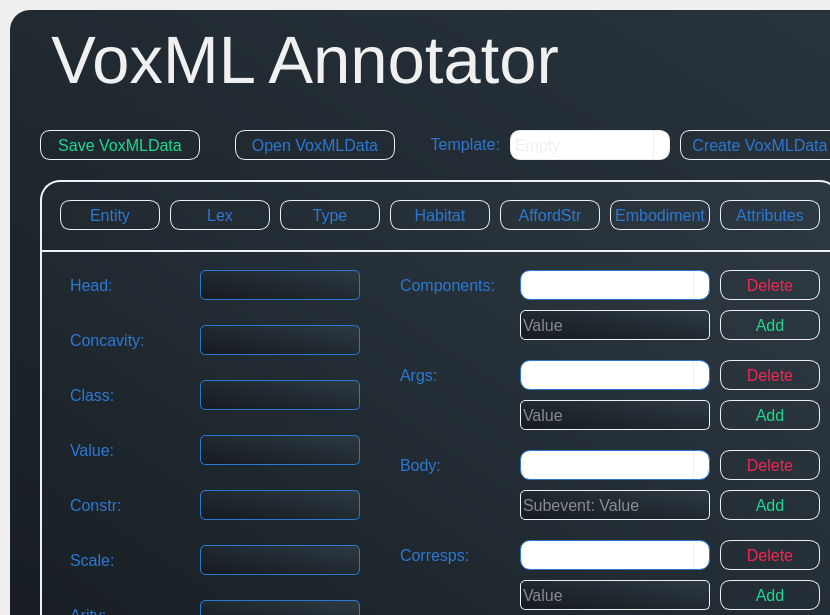
Old version of the form voxml-framework/Scenes/UI/MainVoxMLWindow.ui in the repository lukasgeis/text2scene; both pictures show x 0 to 830 and y 0 to 615 of the 1300 by 820 pixel window.
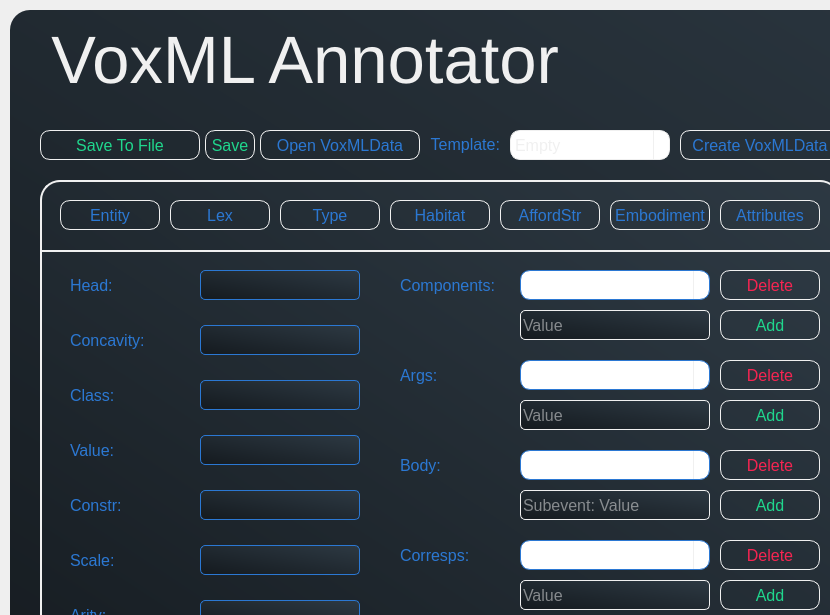
New version of the form.

What changed in the file:
```diff
--- a/voxml-framework/Scenes/UI/MainVoxMLWindow.ui
+++ b/voxml-framework/Scenes/UI/MainVoxMLWindow.ui
@@ -114,7 +114,7 @@
     <widget class="QPushButton" name="openVoxMLDataButton">
      <property name="geometry">
       <rect>
-       <x>225</x>
+       <x>250</x>
        <y>120</y>
        <width>160</width>
        <height>30</height>
@@ -498,7 +498,7 @@
       <widget class="QLabel" name="entityTypeLabel">
        <property name="geometry">
         <rect>
-         <x>280</x>
+         <x>250</x>
          <y>250</y>
          <width>120</width>
          <height>30</height>
@@ -517,7 +517,7 @@
       <widget class="QLineEdit" name="entityType">
        <property name="geometry">
         <rect>
-         <x>400</x>
+         <x>370</x>
          <y>250</y>
          <width>150</width>
          <height>30</height>
@@ -572,7 +572,7 @@
       <widget class="QLabel" name="lexTypeLabel">
        <property name="geometry">
         <rect>
-         <x>280</x>
+         <x>250</x>
          <y>275</y>
          <width>120</width>
          <height>30</height>
@@ -591,7 +591,7 @@
       <widget class="QLineEdit" name="lexType">
        <property name="geometry">
         <rect>
-         <x>400</x>
+         <x>370</x>
          <y>275</y>
          <width>150</width>
          <height>30</height>
@@ -613,7 +613,7 @@
       <widget class="QLabel" name="lexPredLabel">
        <property name="geometry">
         <rect>
-         <x>280</x>
+         <x>250</x>
          <y>225</y>
          <width>120</width>
          <height>30</height>
@@ -632,7 +632,7 @@
       <widget class="QLineEdit" name="lexPred">
        <property name="geometry">
         <rect>
-         <x>400</x>
+         <x>370</x>
          <y>225</y>
          <width>150</width>
          <height>30</height>
@@ -703,7 +703,7 @@
       <widget class="QLabel" name="movableLabel">
        <property name="geometry">
         <rect>
-         <x>280</x>
+         <x>250</x>
          <y>275</y>
          <width>120</width>
          <height>30</height>
@@ -722,7 +722,7 @@
       <widget class="QLabel" name="scaleLabel">
        <property name="geometry">
         <rect>
-         <x>280</x>
+         <x>250</x>
          <y>225</y>
          <width>120</width>
          <height>30</height>
@@ -741,7 +741,7 @@
       <widget class="QCheckBox" name="embodimentMovable">
        <property name="geometry">
         <rect>
-         <x>460</x>
+         <x>430</x>
          <y>275</y>
          <width>30</width>
          <height>30</height>
@@ -751,12 +751,12 @@
         <string/>
        </property>
       </widget>
-      <widget class="QComboBox" name="embodimentScale">
+      <widget class="QLineEdit" name="embodimentScale">
        <property name="geometry">
         <rect>
-         <x>400</x>
+         <x>370</x>
          <y>225</y>
-         <width>160</width>
+         <width>150</width>
          <height>30</height>
         </rect>
        </property>
@@ -766,78 +766,6 @@
          <pointsize>12</pointsize>
         </font>
        </property>
-       <property name="styleSheet">
-        <string notr="true">QComboBox {
-    border: 1px solid #2b78d3;
-    border-radius: 10px;
-	color: #f0f0f0;
-}
-
-QComboBox::hover {
-	border: 2px solid #2b78d3;
-}
-
-QComboBox:editable {
-    background: #f0f0f0;
-}
-
-QComboBox:!editable, QComboBox::drop-down:editable {
-     background: qlineargradient(x1: 0, y1: 0, x2: 0, y2: 1,
-                                 stop: 0 #161c21, stop: 1.0 #2d3943);
-}
-
-QComboBox:!editable:on, QComboBox::drop-down:editable:on {
-    background:  qlineargradient(x1: 0, y1: 0, x2: 0, y2: 1,
-                                 stop: 0 #161c21, stop: 1.0 #2d3943);
-}
-
-QComboBox:on { 
-    padding-top: 3px;
-    padding-left: 4px;
-}
-
-QComboBox::drop-down {
-    subcontrol-origin: padding;
-    subcontrol-position: top right;
-    width: 15px;
-
-    border-left-width: 1px;
-    border-left-color: #f0f0f0;
-    border-left-style: solid;
-    border-top-right-radius: 3px;
-    border-bottom-right-radius: 3px;
-}
-
-QComboBox::down-arrow:on { 
-    top: 1px;
-    left: 1px;
-}
-</string>
-       </property>
-       <property name="currentText">
-        <string>&lt; agent</string>
-       </property>
-       <property name="currentIndex">
-        <number>0</number>
-       </property>
-       <property name="placeholderText">
-        <string/>
-       </property>
-       <item>
-        <property name="text">
-         <string>&lt; agent</string>
-        </property>
-       </item>
-       <item>
-        <property name="text">
-         <string>&gt; agent</string>
-        </property>
-       </item>
-       <item>
-        <property name="text">
-         <string>agent</string>
-        </property>
-       </item>
       </widget>
      </widget>
      <widget class="QFrame" name="attributesFrame">
@@ -891,7 +819,7 @@
       <widget class="QLabel" name="attributesLabel">
        <property name="geometry">
         <rect>
-         <x>280</x>
+         <x>250</x>
          <y>225</y>
          <width>120</width>
          <height>30</height>
@@ -910,7 +838,7 @@
       <widget class="QComboBox" name="attributesAttrs">
        <property name="geometry">
         <rect>
-         <x>400</x>
+         <x>370</x>
          <y>225</y>
          <width>160</width>
          <height>30</height>
@@ -983,7 +911,7 @@
       <widget class="QPushButton" name="attributesAttrsDelete">
        <property name="geometry">
         <rect>
-         <x>570</x>
+         <x>540</x>
          <y>225</y>
          <width>100</width>
          <height>30</height>
@@ -1020,7 +948,7 @@
       <widget class="QPushButton" name="attributesAttrsAdd">
        <property name="geometry">
         <rect>
-         <x>570</x>
+         <x>540</x>
          <y>265</y>
          <width>100</width>
          <height>30</height>
@@ -1057,7 +985,7 @@
       <widget class="QLineEdit" name="attributesAttrsNewItem">
        <property name="geometry">
         <rect>
-         <x>400</x>
+         <x>370</x>
          <y>265</y>
          <width>160</width>
          <height>30</height>
@@ -1130,7 +1058,7 @@
       <widget class="QLabel" name="affordancesLabel">
        <property name="geometry">
         <rect>
-         <x>280</x>
+         <x>250</x>
          <y>225</y>
          <width>120</width>
          <height>30</height>
@@ -1149,7 +1077,7 @@
       <widget class="QComboBox" name="affordStrAffordances">
        <property name="geometry">
         <rect>
-         <x>400</x>
+         <x>370</x>
          <y>225</y>
          <width>160</width>
          <height>30</height>
@@ -1222,7 +1150,7 @@
       <widget class="QPushButton" name="affordStrAffordancesDelete">
        <property name="geometry">
         <rect>
-         <x>570</x>
+         <x>540</x>
          <y>225</y>
          <width>100</width>
          <height>30</height>
@@ -1259,7 +1187,7 @@
       <widget class="QPushButton" name="affordStrAffordancesAdd">
        <property name="geometry">
         <rect>
-         <x>570</x>
+         <x>540</x>
          <y>265</y>
          <width>100</width>
          <height>30</height>
@@ -1296,7 +1224,7 @@
       <widget class="QLineEdit" name="affordStrAffordancesNewItem">
        <property name="geometry">
         <rect>
-         <x>400</x>
+         <x>370</x>
          <y>265</y>
          <width>160</width>
          <height>30</height>
@@ -3279,7 +3207,44 @@
 }</string>
      </property>
      <property name="text">
-      <string>Save VoxMLData</string>
+      <string>Save To File</string>
+     </property>
+    </widget>
+    <widget class="QPushButton" name="saveToObject">
+     <property name="geometry">
+      <rect>
+       <x>195</x>
+       <y>120</y>
+       <width>50</width>
+       <height>30</height>
+      </rect>
+     </property>
+     <property name="font">
+      <font>
+       <family>Segoe UI</family>
+       <pointsize>12</pointsize>
+       <weight>50</weight>
+       <italic>false</italic>
+       <bold>false</bold>
+       <underline>false</underline>
+       <strikeout>false</strikeout>
+      </font>
+     </property>
+     <property name="styleSheet">
+      <string notr="true">QPushButton {
+	background-color:  qlineargradient(x1: 0, y1: 0, x2: 0, y2: 1,
+                                 stop: 0 #161c21, stop: 1.0 #2d3943);
+	border-radius: 10px;
+	border: 1px solid #f0f0f0;
+	color: #1fd78d;
+}
+
+QPushButton::hover {
+	border: 1px solid #1fd78d;
+}</string>
+     </property>
+     <property name="text">
+      <string>Save</string>
      </property>
     </widget>
    </widget>
```
Left out of the diff: 22 changed lines with no effect on the pictures.
